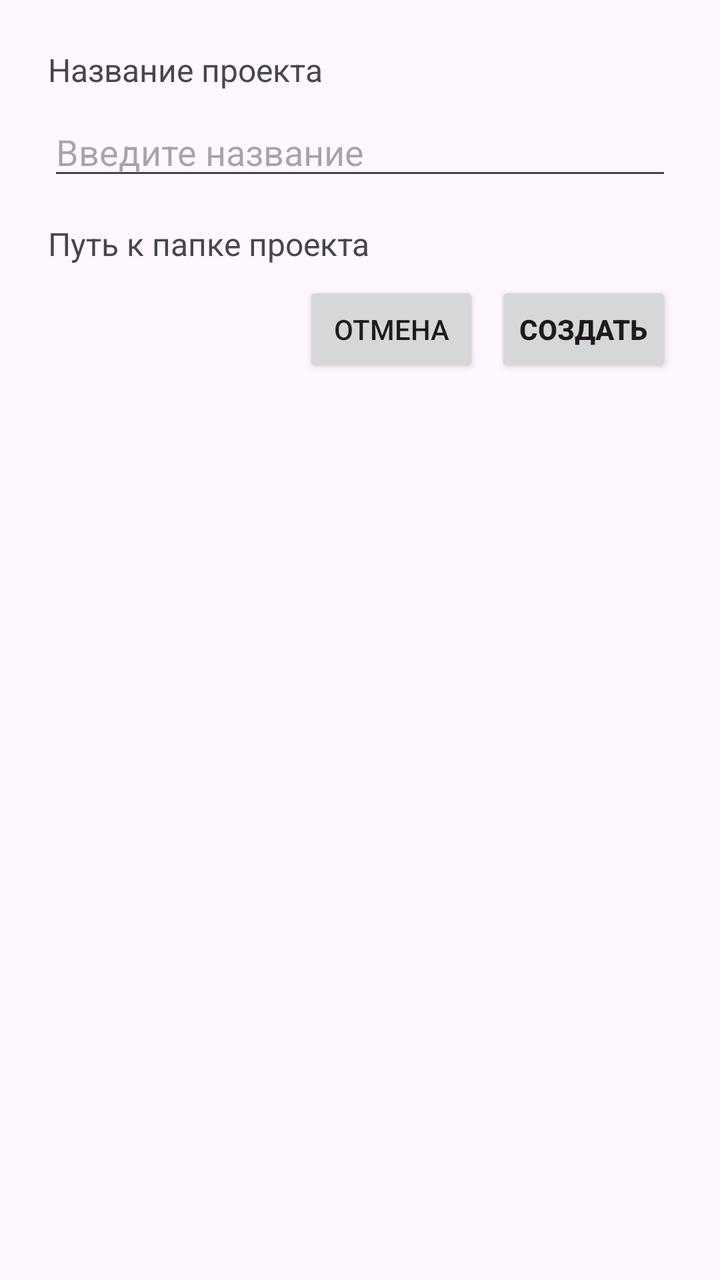
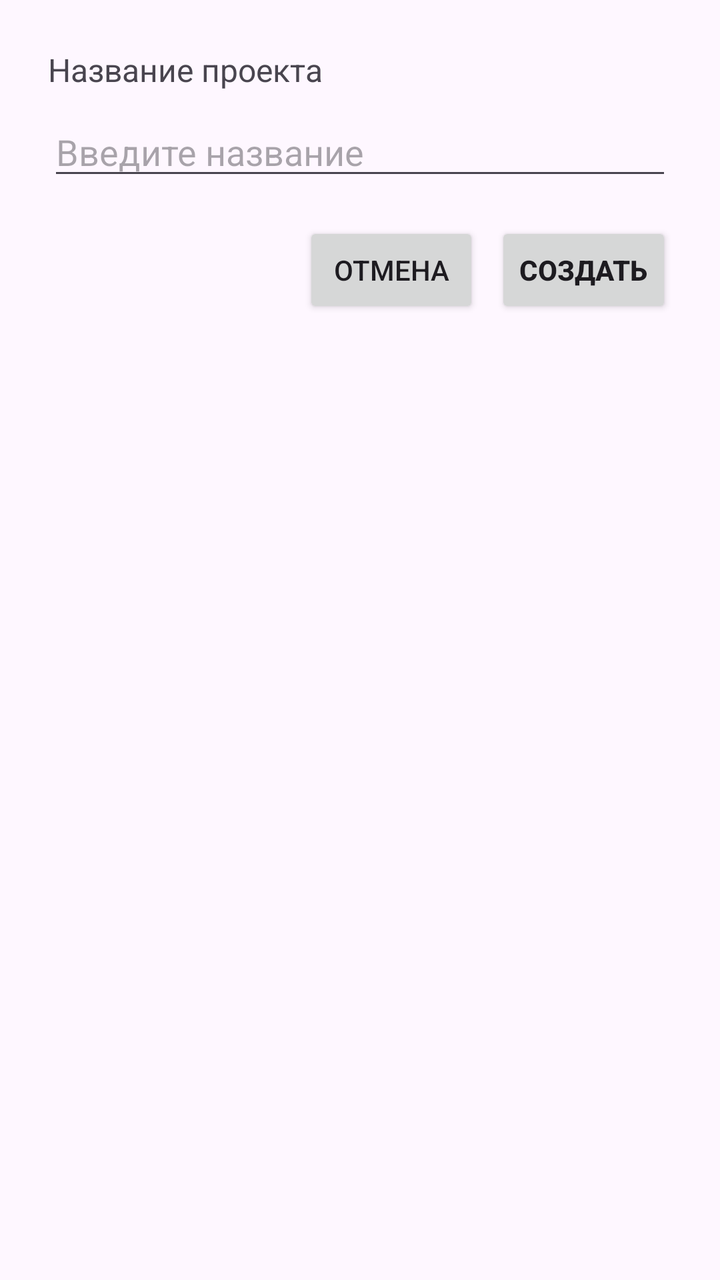

An Android layout rendered at two revisions. The XML below is the earlier revision; the diff shows what the commit changed to produce the second picture.
<!-- AndroidManifest.xml: application theme Theme.ConstructorInterface -->
<!-- res/layout/dialog_project.xml -->
<?xml version="1.0" encoding="utf-8"?>
<LinearLayout xmlns:android="http://schemas.android.com/apk/res/android"
    android:layout_width="match_parent"
    android:layout_height="wrap_content"
    android:orientation="vertical"
    android:padding="24dp">

    <TextView
        android:layout_width="match_parent"
        android:layout_height="wrap_content"
        android:text="Название проекта"
        android:textSize="16sp"
        android:layout_marginBottom="8dp" />

    <EditText
        android:id="@+id/editTextProjectName"
        android:layout_width="match_parent"
        android:layout_height="wrap_content"
        android:hint="Введите название"
        android:inputType="textCapWords"
        android:maxLines="1"
        android:layout_marginBottom="16dp" />

    <TextView
        android:layout_width="match_parent"
        android:layout_height="wrap_content"
        android:text="Путь к папке проекта"
        android:textSize="16sp"
        android:layout_marginBottom="8dp" />

    <LinearLayout
        android:layout_width="match_parent"
        android:layout_height="wrap_content"
        android:orientation="horizontal"
        android:gravity="end">

        <Button
            android:id="@+id/buttonCancel"
            android:layout_width="wrap_content"
            android:layout_height="wrap_content"
            android:text="Отмена"
            android:layout_marginEnd="8dp" />

        <Button
            android:id="@+id/buttonAction"
            android:layout_width="wrap_content"
            android:layout_height="wrap_content"
            android:text="Создать"
            android:textStyle="bold" />

    </LinearLayout>

</LinearLayout>
<!-- resources referenced by this layout -->
<resources>
  <style name="Theme.ConstructorInterface" parent="Base.Theme.ConstructorInterface" />
  <style name="Base.Theme.ConstructorInterface" parent="Theme.Material3.DayNight">
          
          
      </style>
</resources>

<!-- the commit's change to res/layout/dialog_project.xml (unified diff, before → after) -->
@@ -20,13 +20,6 @@
         android:inputType="textCapWords"
         android:maxLines="1"
         android:layout_marginBottom="16dp" />
-
-    <TextView
-        android:layout_width="match_parent"
-        android:layout_height="wrap_content"
-        android:text="Путь к папке проекта"
-        android:textSize="16sp"
-        android:layout_marginBottom="8dp" />
 
     <LinearLayout
         android:layout_width="match_parent"
